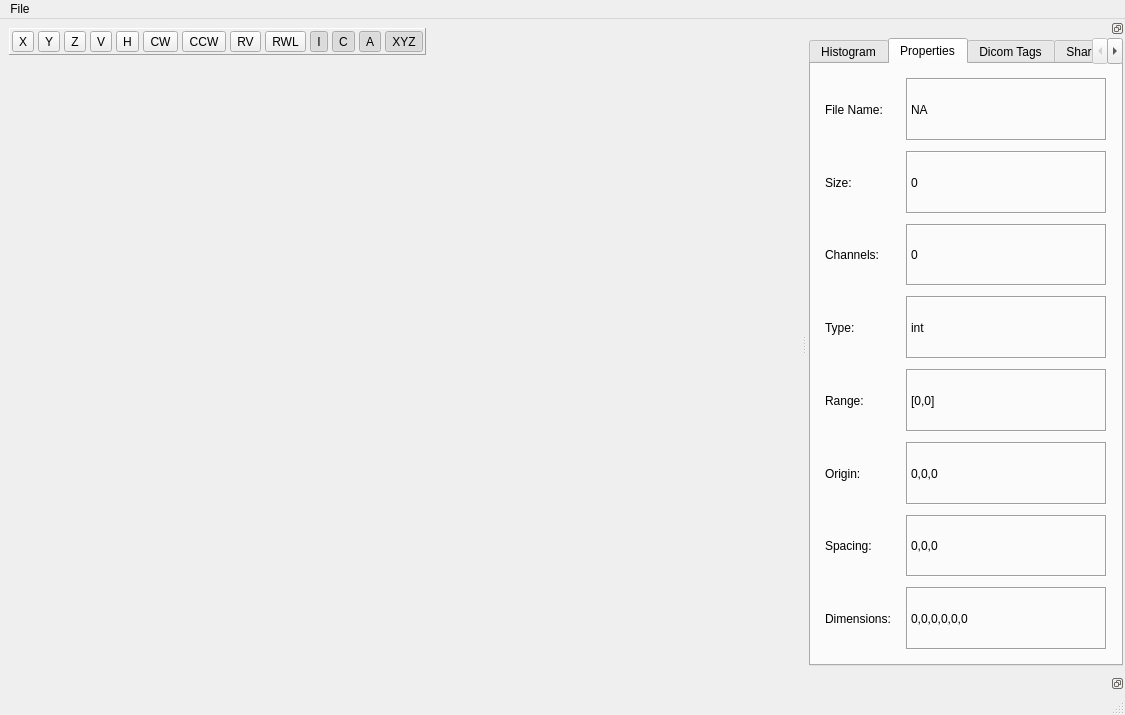
The window that src/interface/qt/QMainBirchWindow.ui (inglis-dl/Birch) describes before a commit, drawn with Qt 5.
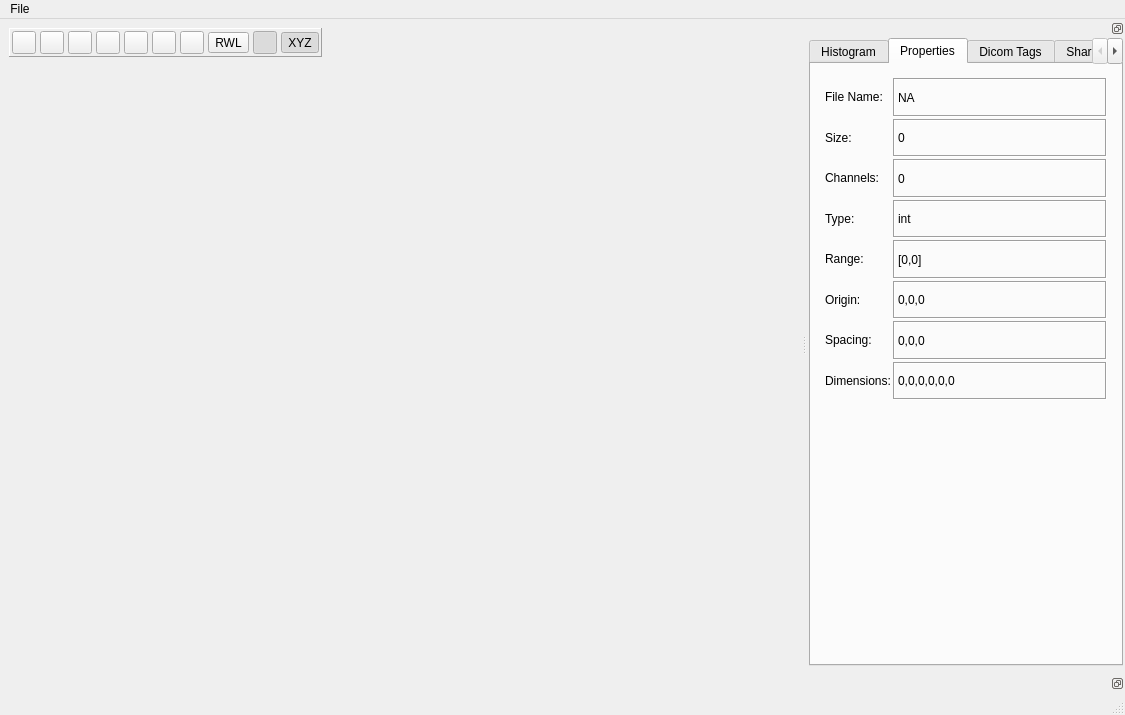
The same window after the commit. Icons and pictures are not drawn. Custom widgets are drawn as their Qt base class.

Commit message:
enhanced main view with image control toolbar
- add flip, rotate camera controls
- toggle axes view, toggle interpolation mode
- add 3D ortho view controls

What changed in the file:
```diff
--- a/src/interface/qt/QMainBirchWindow.ui
+++ b/src/interface/qt/QMainBirchWindow.ui
@@ -54,7 +54,11 @@
        <item>
         <widget class="QToolButton" name="viewXToolButton">
          <property name="text">
-          <string>X</string>
+          <string/>
+         </property>
+         <property name="icon">
+          <iconset resource="widgets/Resources/vtkBirchQWidgets.qrc">
+           <normaloff>:/Icons/yz_plane.png</normaloff>:/Icons/yz_plane.png</iconset>
          </property>
          <property name="autoRepeat">
           <bool>false</bool>
@@ -64,21 +68,33 @@
        <item>
         <widget class="QToolButton" name="viewYToolButton">
          <property name="text">
-          <string>Y</string>
+          <string/>
+         </property>
+         <property name="icon">
+          <iconset resource="widgets/Resources/vtkBirchQWidgets.qrc">
+           <normaloff>:/Icons/xz_plane.png</normaloff>:/Icons/xz_plane.png</iconset>
          </property>
         </widget>
        </item>
        <item>
         <widget class="QToolButton" name="viewZToolButton">
          <property name="text">
-          <string>Z</string>
+          <string/>
+         </property>
+         <property name="icon">
+          <iconset resource="widgets/Resources/vtkBirchQWidgets.qrc">
+           <normaloff>:/Icons/xy_plane.png</normaloff>:/Icons/xy_plane.png</iconset>
          </property>
         </widget>
        </item>
        <item>
         <widget class="QToolButton" name="flipVToolButton">
          <property name="text">
-          <string>V</string>
+          <string/>
+         </property>
+         <property name="icon">
+          <iconset resource="widgets/Resources/vtkBirchQWidgets.qrc">
+           <normaloff>:/Icons/flip_v_on.png</normaloff>:/Icons/flip_v_on.png</iconset>
          </property>
         </widget>
        </item>
@@ -91,28 +107,33 @@
           </sizepolicy>
          </property>
          <property name="text">
-          <string>H</string>
+          <string/>
+         </property>
+         <property name="icon">
+          <iconset resource="widgets/Resources/vtkBirchQWidgets.qrc">
+           <normaloff>:/Icons/flip_h_on.png</normaloff>:/Icons/flip_h_on.png</iconset>
          </property>
         </widget>
        </item>
        <item>
         <widget class="QToolButton" name="spinCWToolButton">
          <property name="text">
-          <string>CW</string>
+          <string/>
+         </property>
+         <property name="icon">
+          <iconset resource="widgets/Resources/vtkBirchQWidgets.qrc">
+           <normaloff>:/Icons/rotate_cw_on.png</normaloff>:/Icons/rotate_cw_on.png</iconset>
          </property>
         </widget>
        </item>
        <item>
         <widget class="QToolButton" name="spinCCWToolButton">
          <property name="text">
-          <string>CCW</string>
+          <string/>
          </property>
-        </widget>
-       </item>
-       <item>
-        <widget class="QToolButton" name="resetViewToolButton">
-         <property name="text">
-          <string>RV</string>
+         <property name="icon">
+          <iconset resource="widgets/Resources/vtkBirchQWidgets.qrc">
+           <normaloff>:/Icons/rotate_ccw_on.png</normaloff>:/Icons/rotate_ccw_on.png</iconset>
          </property>
         </widget>
        </item>
@@ -126,33 +147,11 @@
        <item>
         <widget class="QToolButton" name="interpolateToggleToolButton">
          <property name="text">
-          <string>I</string>
+          <string/>
          </property>
-         <property name="checkable">
-          <bool>true</bool>
-         </property>
-         <property name="checked">
-          <bool>true</bool>
-         </property>
-        </widget>
-       </item>
-       <item>
-        <widget class="QToolButton" name="cursorToggleToolButton">
-         <property name="text">
-          <string>C</string>
-         </property>
-         <property name="checkable">
-          <bool>true</bool>
-         </property>
-         <property name="checked">
-          <bool>true</bool>
-         </property>
-        </widget>
-       </item>
-       <item>
-        <widget class="QToolButton" name="annotationToggleToolButton">
-         <property name="text">
-          <string>A</string>
+         <property name="icon">
+          <iconset resource="widgets/Resources/vtkBirchQWidgets.qrc">
+           <normaloff>:/Icons/linear_interpolation_on.png</normaloff>:/Icons/linear_interpolation_on.png</iconset>
          </property>
          <property name="checkable">
           <bool>true</bool>
@@ -327,42 +326,54 @@
        </widget>
        <widget class="QWidget" name="propertiesTab">
         <property name="sizePolicy">
-         <sizepolicy hsizetype="Preferred" vsizetype="MinimumExpanding">
+         <sizepolicy hsizetype="Preferred" vsizetype="Minimum">
           <horstretch>0</horstretch>
           <verstretch>0</verstretch>
          </sizepolicy>
         </property>
+        <property name="minimumSize">
+         <size>
+          <width>0</width>
+          <height>0</height>
+         </size>
+        </property>
+        <property name="maximumSize">
+         <size>
+          <width>16777215</width>
+          <height>350</height>
+         </size>
+        </property>
         <attribute name="title">
          <string>Properties</string>
         </attribute>
         <layout class="QGridLayout" name="gridLayout_2">
          <item row="0" column="0">
-          <layout class="QGridLayout" name="gridLayoutImageProperties" rowminimumheight="20,20,20,20,20,20,20,20" columnminimumwidth="71,150">
+          <layout class="QGridLayout" name="gridLayoutImageProperties">
            <property name="sizeConstraint">
-            <enum>QLayout::SetMinimumSize</enum>
+            <enum>QLayout::SetMaximumSize</enum>
            </property>
            <property name="margin">
             <number>5</number>
            </property>
            <property name="spacing">
-            <number>10</number>
+            <number>2</number>
            </property>
-           <item row="7" column="1">
-            <widget class="QLabel" name="labelImageDimensionsValue">
+           <item row="3" column="0">
+            <widget class="QLabel" name="labelImageScalarType">
              <property name="sizePolicy">
-              <sizepolicy hsizetype="Expanding" vsizetype="MinimumExpanding">
+              <sizepolicy hsizetype="Maximum" vsizetype="Maximum">
                <horstretch>0</horstretch>
                <verstretch>0</verstretch>
               </sizepolicy>
              </property>
              <property name="frameShape">
-              <enum>QFrame::Box</enum>
+              <enum>QFrame::NoFrame</enum>
              </property>
              <property name="frameShadow">
               <enum>QFrame::Sunken</enum>
              </property>
              <property name="text">
-              <string>0,0,0,0,0,0</string>
+              <string>Type:</string>
              </property>
              <property name="textFormat">
               <enum>Qt::PlainText</enum>
@@ -370,30 +381,8 @@
              <property name="margin">
               <number>0</number>
              </property>
-            </widget>
-           </item>
-           <item row="3" column="1">
-            <widget class="QLabel" name="labelImageScalarTypeValue">
-             <property name="sizePolicy">
-              <sizepolicy hsizetype="Expanding" vsizetype="MinimumExpanding">
-               <horstretch>0</horstretch>
-               <verstretch>0</verstretch>
-              </sizepolicy>
-             </property>
-             <property name="frameShape">
-              <enum>QFrame::Box</enum>
-             </property>
-             <property name="frameShadow">
-              <enum>QFrame::Sunken</enum>
-             </property>
-             <property name="text">
-              <string>int</string>
-             </property>
-             <property name="textFormat">
-              <enum>Qt::PlainText</enum>
-             </property>
-             <property name="margin">
-              <number>0</number>
+             <property name="textInteractionFlags">
+              <set>Qt::NoTextInteraction</set>
              </property>
             </widget>
            </item>
@@ -422,60 +411,10 @@
              </property>
             </widget>
            </item>
-           <item row="1" column="0">
-            <widget class="QLabel" name="labelFileByteSize">
-             <property name="sizePolicy">
-              <sizepolicy hsizetype="Maximum" vsizetype="Preferred">
-               <horstretch>0</horstretch>
-               <verstretch>0</verstretch>
-              </sizepolicy>
-             </property>
-             <property name="frameShape">
-              <enum>QFrame::NoFrame</enum>
-             </property>
-             <property name="frameShadow">
-              <enum>QFrame::Sunken</enum>
-             </property>
-             <property name="text">
-              <string>Size:</string>
-             </property>
-             <property name="textFormat">
-              <enum>Qt::PlainText</enum>
-             </property>
-             <property name="margin">
-              <number>0</number>
-             </property>
-            </widget>
-           </item>
-           <item row="0" column="1">
-            <widget class="QLabel" name="labelFileNameValue">
-             <property name="sizePolicy">
-              <sizepolicy hsizetype="Expanding" vsizetype="MinimumExpanding">
-               <horstretch>0</horstretch>
-               <verstretch>0</verstretch>
-              </sizepolicy>
-             </property>
-             <property name="frameShape">
-              <enum>QFrame::Box</enum>
-             </property>
-             <property name="frameShadow">
-              <enum>QFrame::Sunken</enum>
-             </property>
-             <property name="text">
-              <string>NA</string>
-             </property>
-             <property name="textFormat">
-              <enum>Qt::PlainText</enum>
-             </property>
-             <property name="margin">
-              <number>0</number>
-             </property>
-            </widget>
-           </item>
            <item row="2" column="0">
             <widget class="QLabel" name="labelImageChannels">
              <property name="sizePolicy">
-              <sizepolicy hsizetype="Maximum" vsizetype="Preferred">
+              <sizepolicy hsizetype="Maximum" vsizetype="Maximum">
                <horstretch>0</horstretch>
                <verstretch>0</verstretch>
               </sizepolicy>
@@ -500,31 +439,6 @@
              </property>
             </widget>
            </item>
-           <item row="4" column="1">
-            <widget class="QLabel" name="labelImageScalarRangeValue">
-             <property name="sizePolicy">
-              <sizepolicy hsizetype="Expanding" vsizetype="MinimumExpanding">
-               <horstretch>0</horstretch>
-               <verstretch>0</verstretch>
-              </sizepolicy>
-             </property>
-             <property name="frameShape">
-              <enum>QFrame::Box</enum>
-             </property>
-             <property name="frameShadow">
-              <enum>QFrame::Sunken</enum>
-             </property>
-             <property name="text">
-              <string>[0,0]</string>
-             </property>
-             <property name="textFormat">
-              <enum>Qt::PlainText</enum>
-             </property>
-             <property name="margin">
-              <number>0</number>
-             </property>
-            </widget>
-           </item>
            <item row="6" column="1">
             <widget class="QLabel" name="labelImageSpacingValue">
              <property name="sizePolicy">
@@ -550,10 +464,35 @@
              </property>
             </widget>
            </item>
+           <item row="7" column="1">
+            <widget class="QLabel" name="labelImageDimensionsValue">
+             <property name="sizePolicy">
+              <sizepolicy hsizetype="Expanding" vsizetype="MinimumExpanding">
+               <horstretch>0</horstretch>
+               <verstretch>0</verstretch>
+              </sizepolicy>
+             </property>
+             <property name="frameShape">
+              <enum>QFrame::Box</enum>
+             </property>
+             <property name="frameShadow">
+              <enum>QFrame::Sunken</enum>
+             </property>
+             <property name="text">
+              <string>0,0,0,0,0,0</string>
+             </property>
+             <property name="textFormat">
+              <enum>Qt::PlainText</enum>
+             </property>
+             <property name="margin">
+              <number>0</number>
+             </property>
+            </widget>
+           </item>
            <item row="5" column="0">
             <widget class="QLabel" name="labelImageOrigin">
              <property name="sizePolicy">
-              <sizepolicy hsizetype="Maximum" vsizetype="Preferred">
+              <sizepolicy hsizetype="Maximum" vsizetype="Maximum">
                <horstretch>0</horstretch>
                <verstretch>0</verstretch>
               </sizepolicy>
@@ -578,10 +517,63 @@
              </property>
             </widget>
            </item>
+           <item row="5" column="1">
+            <widget class="QLabel" name="labelImageOriginValue">
+             <property name="sizePolicy">
+              <sizepolicy hsizetype="Expanding" vsizetype="MinimumExpanding">
+               <horstretch>0</horstretch>
+               <verstretch>0</verstretch>
+              </sizepolicy>
+             </property>
+             <property name="frameShape">
+              <enum>QFrame::Box</enum>
+             </property>
+             <property name="frameShadow">
+              <enum>QFrame::Sunken</enum>
+             </property>
+             <property name="text">
+              <string>0,0,0</string>
+             </property>
+             <property name="textFormat">
+              <enum>Qt::PlainText</enum>
+             </property>
+             <property name="margin">
+              <number>0</number>
+             </property>
+            </widget>
+           </item>
+           <item row="7" column="0">
+            <widget class="QLabel" name="labelImageDimensions">
+             <property name="sizePolicy">
+              <sizepolicy hsizetype="Maximum" vsizetype="Maximum">
+               <horstretch>0</horstretch>
+               <verstretch>0</verstretch>
+              </sizepolicy>
+             </property>
+             <property name="frameShape">
+              <enum>QFrame::NoFrame</enum>
+             </property>
+             <property name="frameShadow">
+              <enum>QFrame::Sunken</enum>
+             </property>
+             <property name="text">
+              <string>Dimensions:</string>
+             </property>
+             <property name="textFormat">
+              <enum>Qt::PlainText</enum>
+             </property>
+             <property name="margin">
+              <number>0</number>
+             </property>
+             <property name="textInteractionFlags">
+              <set>Qt::NoTextInteraction</set>
+             </property>
+            </widget>
+           </item>
            <item row="0" column="0">
             <widget class="QLabel" name="labelFileName">
              <property name="sizePolicy">
-              <sizepolicy hsizetype="Maximum" vsizetype="Preferred">
+              <sizepolicy hsizetype="Maximum" vsizetype="Maximum">
                <horstretch>0</horstretch>
                <verstretch>0</verstretch>
               </sizepolicy>
@@ -603,10 +595,35 @@
              </property>
             </widget>
            </item>
+           <item row="1" column="0">
+            <widget class="QLabel" name="labelFileByteSize">
+             <property name="sizePolicy">
+              <sizepolicy hsizetype="Maximum" vsizetype="Maximum">
+               <horstretch>0</horstretch>
+               <verstretch>0</verstretch>
+              </sizepolicy>
+             </property>
+             <property name="frameShape">
+              <enum>QFrame::NoFrame</enum>
+             </property>
+             <property name="frameShadow">
+              <enum>QFrame::Sunken</enum>
+             </property>
+             <property name="text">
+              <string>Size:</string>
+             </property>
+             <property name="textFormat">
+              <enum>Qt::PlainText</enum>
+             </property>
+             <property name="margin">
+              <number>0</number>
+             </property>
+            </widget>
+           </item>
            <item row="4" column="0">
             <widget class="QLabel" name="labelImageScalarRange">
              <property name="sizePolicy">
-              <sizepolicy hsizetype="Maximum" vsizetype="Preferred">
+              <sizepolicy hsizetype="Maximum" vsizetype="Maximum">
                <horstretch>0</horstretch>
                <verstretch>0</verstretch>
               </sizepolicy>
@@ -628,92 +645,8 @@
              </property>
             </widget>
            </item>
-           <item row="6" column="0">
-            <widget class="QLabel" name="labelImageSpacing">
-             <property name="sizePolicy">
-              <sizepolicy hsizetype="Maximum" vsizetype="Preferred">
-               <horstretch>0</horstretch>
-               <verstretch>0</verstretch>
-              </sizepolicy>
-             </property>
-             <property name="frameShape">
-              <enum>QFrame::NoFrame</enum>
-             </property>
-             <property name="frameShadow">
-              <enum>QFrame::Sunken</enum>
-             </property>
-             <property name="text">
-              <string>Spacing:</string>
-             </property>
-             <property name="textFormat">
-              <enum>Qt::PlainText</enum>
-             </property>
-             <property name="margin">
-              <number>0</number>
-             </property>
-             <property name="textInteractionFlags">
-              <set>Qt::NoTextInteraction</set>
-             </property>
-            </widget>
-           </item>
-           <item row="7" column="0">
-            <widget class="QLabel" name="labelImageDimensions">
-             <property name="sizePolicy">
-              <sizepolicy hsizetype="Maximum" vsizetype="Preferred">
-               <horstretch>0</horstretch>
-               <verstretch>0</verstretch>
-              </sizepolicy>
-             </property>
-             <property name="frameShape">
-              <enum>QFrame::NoFrame</enum>
-             </property>
-             <property name="frameShadow">
-              <enum>QFrame::Sunken</enum>
-             </property>
-             <property name="text">
-              <string>Dimensions:</string>
-             </property>
-             <property name="textFormat">
-              <enum>Qt::PlainText</enum>
-             </property>
-             <property name="margin">
-              <number>0</number>
-             </property>
-             <property name="textInteractionFlags">
-              <set>Qt::NoTextInteraction</set>
-             </property>
-            </widget>
-           </item>
-           <item row="3" column="0">
-            <widget class="QLabel" name="labelImageScalarType">
-             <property name="sizePolicy">
-              <sizepolicy hsizetype="Maximum" vsizetype="Preferred">
-               <horstretch>0</horstretch>
-               <verstretch>0</verstretch>
-              </sizepolicy>
-             </property>
-             <property name="frameShape">
-              <enum>QFrame::NoFrame</enum>
-             </property>
-             <property name="frameShadow">
-              <enum>QFrame::Sunken</enum>
-             </property>
-             <property name="text">
-              <string>Type:</string>
-             </property>
-             <property name="textFormat">
-              <enum>Qt::PlainText</enum>
-             </property>
-             <property name="margin">
-              <number>0</number>
-             </property>
-             <property name="textInteractionFlags">
-              <set>Qt::NoTextInteraction</set>
-             </property>
-            </widget>
-           </item>
-           <item row="5" column="1">
-            <widget class="QLabel" name="labelImageOriginValue">
+           <item row="0" column="1">
+            <widget class="QLabel" name="labelFileNameValue">
              <property name="sizePolicy">
               <sizepolicy hsizetype="Expanding" vsizetype="MinimumExpanding">
                <horstretch>0</horstretch>
@@ -727,7 +660,7 @@
               <enum>QFrame::Sunken</enum>
              </property>
              <property name="text">
-              <string>0,0,0</string>
+              <string>NA</string>
              </property>
              <property name="textFormat">
               <enum>Qt::PlainText</enum>
@@ -762,6 +695,84 @@
              </property>
             </widget>
            </item>
+           <item row="6" column="0">
+            <widget class="QLabel" name="labelImageSpacing">
+             <property name="sizePolicy">
+              <sizepolicy hsizetype="Maximum" vsizetype="Maximum">
+               <horstretch>0</horstretch>
+               <verstretch>0</verstretch>
+              </sizepolicy>
+             </property>
+             <property name="frameShape">
+              <enum>QFrame::NoFrame</enum>
+             </property>
+             <property name="frameShadow">
+              <enum>QFrame::Sunken</enum>
+             </property>
+             <property name="text">
+              <string>Spacing:</string>
+             </property>
+             <property name="textFormat">
+              <enum>Qt::PlainText</enum>
+             </property>
+             <property name="margin">
+              <number>0</number>
+             </property>
+             <property name="textInteractionFlags">
+              <set>Qt::NoTextInteraction</set>
+             </property>
+            </widget>
+           </item>
+           <item row="4" column="1">
+            <widget class="QLabel" name="labelImageScalarRangeValue">
+             <property name="sizePolicy">
+              <sizepolicy hsizetype="Expanding" vsizetype="MinimumExpanding">
+               <horstretch>0</horstretch>
+               <verstretch>0</verstretch>
+              </sizepolicy>
+             </property>
+             <property name="frameShape">
+              <enum>QFrame::Box</enum>
+             </property>
+             <property name="frameShadow">
+              <enum>QFrame::Sunken</enum>
+             </property>
+             <property name="text">
+              <string>[0,0]</string>
+             </property>
+             <property name="textFormat">
+              <enum>Qt::PlainText</enum>
+             </property>
+             <property name="margin">
+              <number>0</number>
+             </property>
+            </widget>
+           </item>
+           <item row="3" column="1">
+            <widget class="QLabel" name="labelImageScalarTypeValue">
+             <property name="sizePolicy">
+              <sizepolicy hsizetype="Expanding" vsizetype="MinimumExpanding">
+               <horstretch>0</horstretch>
+               <verstretch>0</verstretch>
+              </sizepolicy>
+             </property>
+             <property name="frameShape">
+              <enum>QFrame::Box</enum>
+             </property>
+             <property name="frameShadow">
+              <enum>QFrame::Sunken</enum>
+             </property>
+             <property name="text">
+              <string>int</string>
+             </property>
+             <property name="textFormat">
+              <enum>Qt::PlainText</enum>
+             </property>
+             <property name="margin">
+              <number>0</number>
+             </property>
+            </widget>
+           </item>
           </layout>
          </item>
         </layout>
```
Left out of the diff: 17 changed lines with no effect on the pictures. The commit also changes 13 other files.
